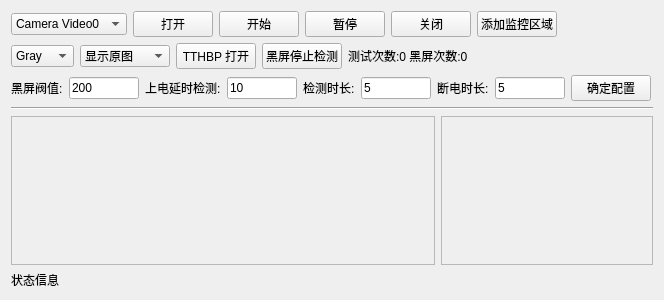
Qt form Tools/1.3_TestTool/colorcheckform.ui (ZhengPengqiao/QtStudy) before a commit.
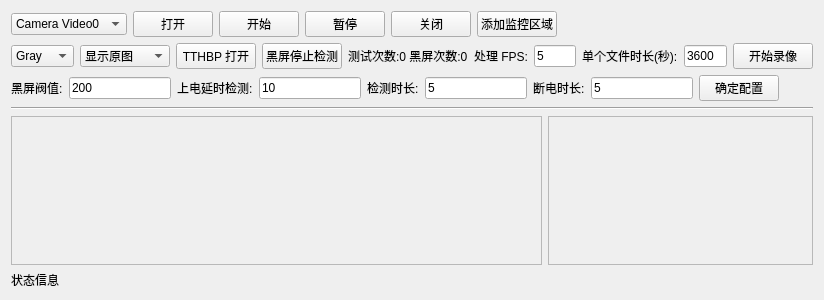
The same form after that commit.

Commit message: 1.3_TestTool 添加黑屏测试, 添加录像

What changed in the file:
```diff
--- a/Tools/1.3_TestTool/colorcheckform.ui
+++ b/Tools/1.3_TestTool/colorcheckform.ui
@@ -6,7 +6,7 @@
    <rect>
     <x>0</x>
     <y>0</y>
-    <width>664</width>
+    <width>824</width>
     <height>300</height>
    </rect>
   </property>
@@ -164,6 +164,44 @@
          </property>
         </widget>
        </item>
+       <item>
+        <widget class="QLabel" name="label_6">
+         <property name="text">
+          <string>处理 FPS:</string>
+         </property>
+        </widget>
+       </item>
+       <item>
+        <widget class="QLineEdit" name="lineEdit_fps">
+         <property name="text">
+          <string>5</string>
+         </property>
+        </widget>
+       </item>
+       <item>
+        <widget class="QLabel" name="label_7">
+         <property name="text">
+          <string>单个文件时长(秒):</string>
+         </property>
+        </widget>
+       </item>
+       <item>
+        <widget class="QLineEdit" name="lineEdit_recd_file_time">
+         <property name="text">
+          <string>3600</string>
+         </property>
+        </widget>
+       </item>
+       <item>
+        <widget class="QPushButton" name="pushButton_recd">
+         <property name="text">
+          <string>开始录像</string>
+         </property>
+         <property name="checkable">
+          <bool>true</bool>
+         </property>
+        </widget>
+       </item>
        <item>
         <spacer name="horizontalSpacer_3">
          <property name="orientation">
@@ -284,7 +322,7 @@
            <rect>
             <x>0</x>
             <y>0</y>
-            <width>422</width>
+            <width>529</width>
             <height>141</height>
            </rect>
           </property>
@@ -325,7 +363,7 @@
            <rect>
             <x>0</x>
             <y>0</y>
-            <width>210</width>
+            <width>263</width>
             <height>141</height>
            </rect>
           </property>
```
Left out of the diff: 21 changed lines with no effect on the pictures. The commit also changes 8 other files.
